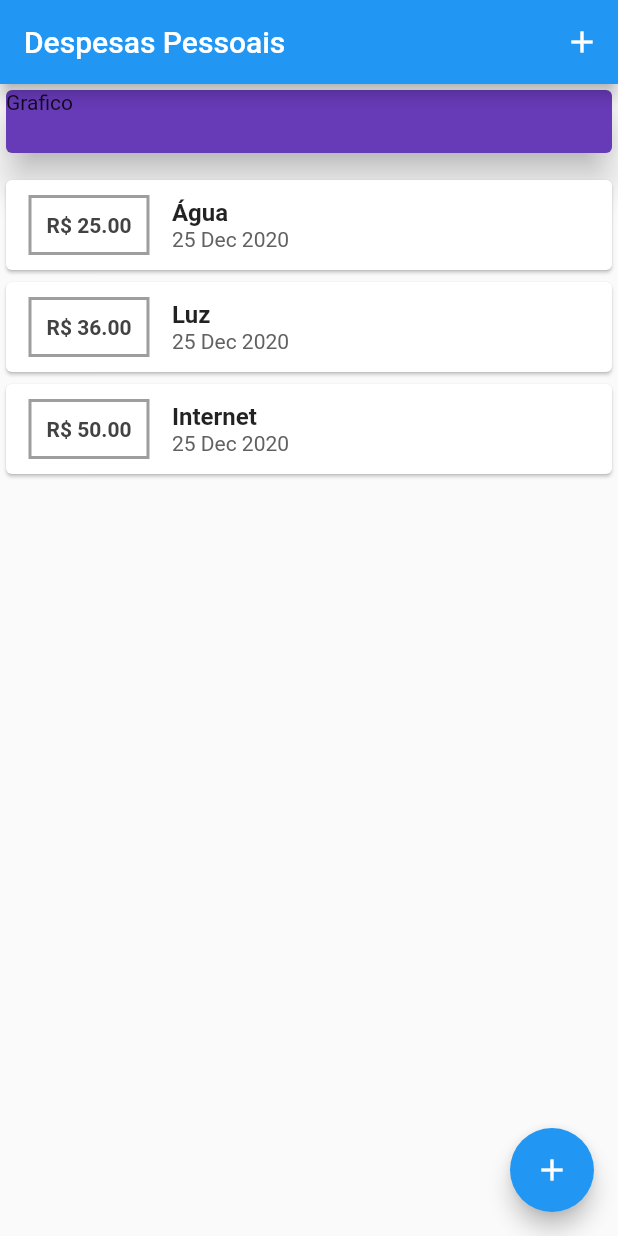
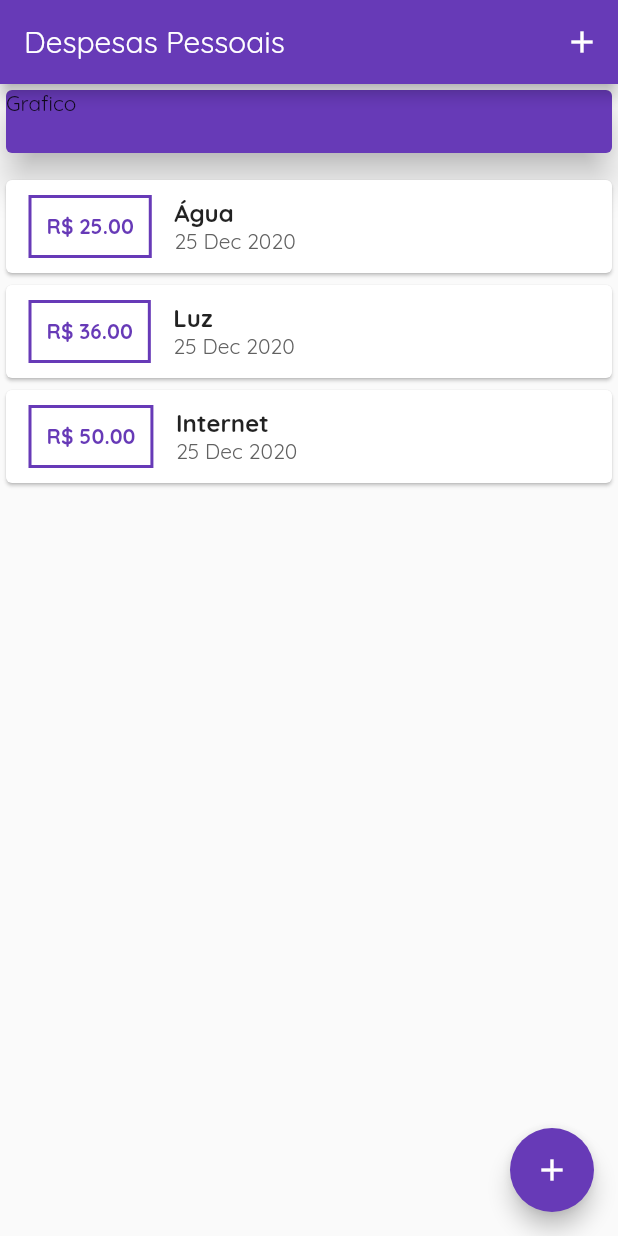
Before and after one commit to alessondejesus/flutter-gerenciador-financeiro, a Flutter app: the screen it shows after launch, on a phone screen of 412 x 824 dp. Run offline on Flutter 3.47's test engine with Material 2 defaults, Android fonts, the phone set to English and light mode, and no system bars.

Commit message:
feat: fonts

```diff
--- a/lib/components/transaction_list.dart
+++ b/lib/components/transaction_list.dart
@@ -25,7 +25,10 @@ class TransactionList extends StatelessWidget {
                   margin:
                   EdgeInsets.symmetric(horizontal: 15, vertical: 10),
                   decoration: BoxDecoration(
-                    border: Border.all(width: 2, color: Colors.grey),
+                    border: Border.all(
+                        width: 2,
+                        color: Theme.of(context).primaryColor
+                    ),
                   ),
                   padding: EdgeInsets.all(10),
                   child: (Text(
@@ -33,7 +36,8 @@ class TransactionList extends StatelessWidget {
                     style: TextStyle(
                         fontSize: 14,
                         fontWeight: FontWeight.bold,
-                        color: Colors.grey[800]),
+                        color: Theme.of(context).primaryColor
+                    ),
                   )),
                 ),
                 Column(
@@ -46,7 +50,9 @@ class TransactionList extends StatelessWidget {
                     ),
                     Text(
                       DateFormat('d MMM y').format(element.date),
-                      style: TextStyle(color: Colors.grey[700]),
+                      style: TextStyle(
+                          color: Colors.grey[700]
+                      ),
                     ),
                   ],
                 ),
--- a/lib/main.dart
+++ b/lib/main.dart
@@ -13,6 +13,10 @@ class ExpensesApp extends StatelessWidget {
   Widget build(BuildContext context) {
     return MaterialApp(
       home: MyHomePage(),
+      theme: ThemeData(
+        primarySwatch: Colors.deepPurple,
+        fontFamily: 'Quicksand'
+      ),
     );
   }
 }
@@ -77,7 +81,7 @@ class _MyHomePageState extends State<MyHomePage> {
                 Container(
                   height: 50,
                   child: Card(
-                    color: Colors.deepPurple,
+                    color: Theme.of(context).primaryColor,
                     elevation: 10,
                     child: (Text('Grafico')),
                   ),
```
Also changed, not shown: pubspec.yaml (+11 -6 lines), assets/fonts/OpenSans-Bold.ttf (added), assets/fonts/OpenSans-Regular.ttf (added), assets/fonts/Quicksand-Bold.ttf (added), assets/fonts/Quicksand-Regular.ttf (added).
